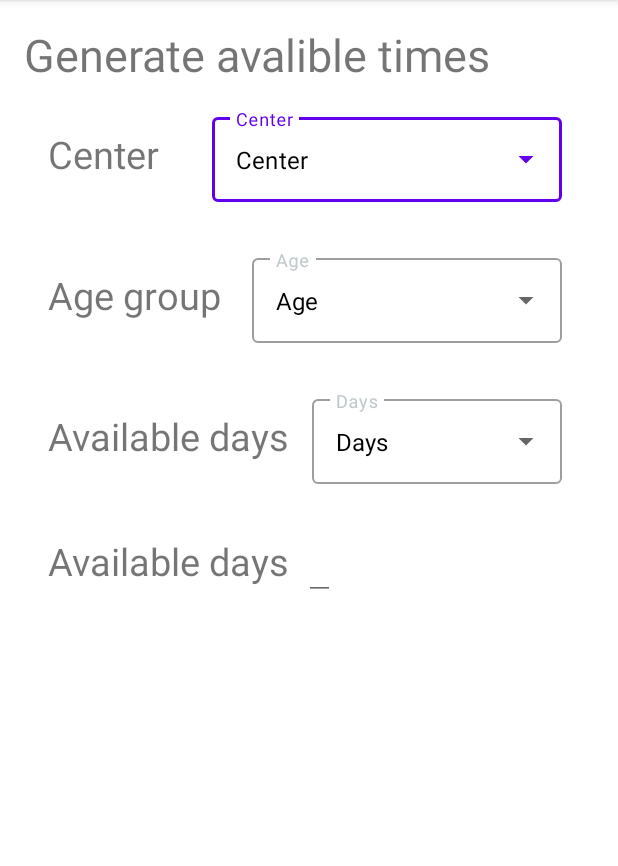
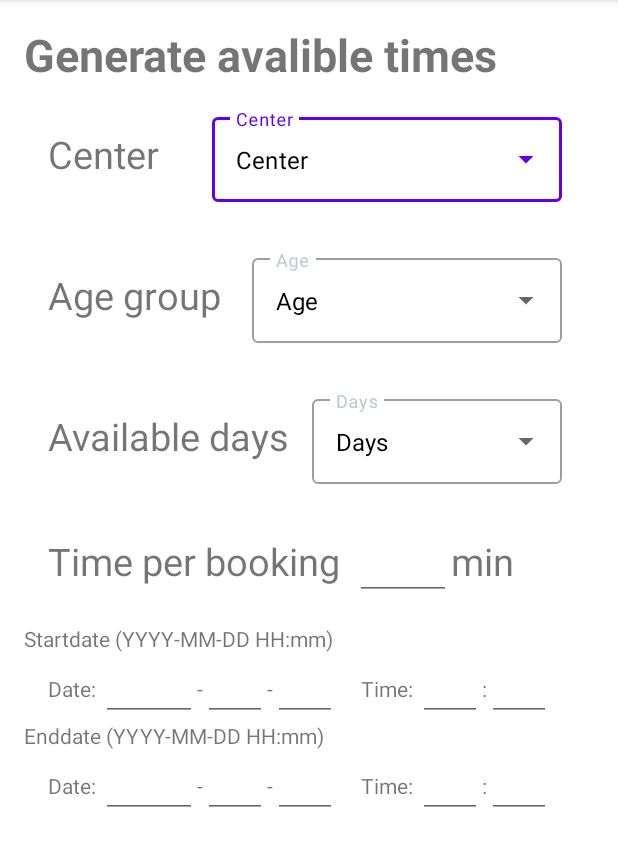
Before and after one commit to oliviahedlund/COVID, an Android app: the AdminBookingRange screen opened directly, with no data from a screen before it, on a phone screen of 412 x 824 dp, the part 84-950 px from its top. Run offline under Robolectric (Android 15) with nearby library versions, the phone set to English and light mode, and no system bars; 1 statement that could not run was skipped.

Commit message:
layout v.2

```diff
--- a/app/src/main/res/layout/fragment_admin_booking_range.xml
+++ b/app/src/main/res/layout/fragment_admin_booking_range.xml
@@ -11,7 +11,8 @@
         android:layout_width="match_parent"
         android:layout_height="wrap_content"
         android:text="@string/generate"
-        android:textSize="30sp"/>
+        android:textSize="30sp"
+        android:textStyle="bold"/>
 
     <LinearLayout
         android:layout_width="match_parent"
@@ -123,13 +124,181 @@
             android:layout_width="wrap_content"
             android:layout_height="wrap_content"
             android:paddingRight="10sp"
-            android:text="@string/chooseDays"
+            android:text="@string/chooseAppointmentLength"
             android:textSize="25sp" />
+
+
+        <EditText
+            android:id="@+id/editTextNumber2"
+            android:layout_width="wrap_content"
+            android:layout_height="wrap_content"
+            android:ems="3"
+            android:inputType="number" />
+
+        <TextView
+            android:layout_width="wrap_content"
+            android:layout_height="wrap_content"
+            android:text="min"
+            android:textSize="25sp"/>
+
+    </LinearLayout>
+
+
+    <TextView
+        android:id="@+id/textView29"
+        android:layout_width="match_parent"
+        android:layout_height="wrap_content"
+        android:text="Startdate (YYYY-MM-DD HH:mm)" />
+
+
+    <LinearLayout
+        android:layout_width="match_parent"
+        android:layout_height="wrap_content"
+        android:orientation="horizontal">
+
+        <TextView
+            android:id="@+id/textView28"
+            android:layout_width="wrap_content"
+            android:layout_height="wrap_content"
+            android:paddingLeft="16dp"
+            android:text="Date: " />
+
+        <EditText
+            android:id="@+id/editTextDate5"
+            android:layout_width="wrap_content"
+            android:layout_height="wrap_content"
+            android:ems="3"
+            android:gravity="center"
+            android:inputType="date" />
+
+        <TextView
+            android:id="@+id/textView24"
+            android:layout_width="wrap_content"
+            android:layout_height="wrap_content"
+            android:text="-" />
+
+        <EditText
+            android:id="@+id/editTextDate6"
+            android:layout_width="wrap_content"
+            android:layout_height="wrap_content"
+            android:ems="2"
+            android:gravity="center"
+            android:inputType="date" />
+        <TextView
+            android:id="@+id/textView25"
+            android:layout_width="wrap_content"
+            android:layout_height="wrap_content"
+            android:text="-" />
+
+        <EditText
+            android:id="@+id/editTextDate7"
+            android:layout_width="wrap_content"
+            android:layout_height="wrap_content"
+            android:ems="2"
+            android:gravity="center"
+            android:inputType="date" />
+
+        <TextView
+            android:id="@+id/textView26"
+            android:layout_width="wrap_content"
+            android:layout_height="wrap_content"
+            android:paddingLeft="16dp"
+            android:text="Time: " />
+
+        <EditText
+            android:id="@+id/editTextTime4"
+            android:layout_width="wrap_content"
+            android:layout_height="wrap_content"
+            android:ems="2"
+            android:gravity="center"
+            android:inputType="time" />
+
+        <TextView
+            android:id="@+id/textView27"
+            android:layout_width="wrap_content"
+            android:layout_height="wrap_content"
+            android:text=":" />
+
+        <EditText
+            android:id="@+id/editTextTime3"
+            android:layout_width="wrap_content"
+            android:layout_height="wrap_content"
+            android:ems="2"
+            android:gravity="center"
+            android:inputType="time" />
+    </LinearLayout>
+
+    <TextView
+        android:layout_width="match_parent"
+        android:layout_height="wrap_content"
+        android:text="Enddate (YYYY-MM-DD HH:mm)" />
+
+
+    <LinearLayout
+        android:layout_width="match_parent"
+        android:layout_height="wrap_content"
+        android:orientation="horizontal">
+
+        <TextView
+            android:layout_width="wrap_content"
+            android:layout_height="wrap_content"
+            android:paddingLeft="16dp"
+            android:text="Date: " />
 
         <EditText
             android:layout_width="wrap_content"
-            android:layout_height="wrap_content"/>
+            android:layout_height="wrap_content"
+            android:ems="3"
+            android:gravity="center"
+            android:inputType="date" />
 
+        <TextView
+            android:layout_width="wrap_content"
+            android:layout_height="wrap_content"
+            android:text="-" />
+
+        <EditText
+            android:layout_width="wrap_content"
+            android:layout_height="wrap_content"
+            android:ems="2"
+            android:gravity="center"
+            android:inputType="date" />
+        <TextView
+            android:layout_width="wrap_content"
+            android:layout_height="wrap_content"
+            android:text="-" />
+
+        <EditText
+            android:layout_width="wrap_content"
+            android:layout_height="wrap_content"
+            android:ems="2"
+            android:gravity="center"
+            android:inputType="date" />
+
+        <TextView
+            android:layout_width="wrap_content"
+            android:layout_height="wrap_content"
+            android:paddingLeft="16dp"
+            android:text="Time: " />
+
+        <EditText
+            android:layout_width="wrap_content"
+            android:layout_height="wrap_content"
+            android:ems="2"
+            android:gravity="center"
+            android:inputType="time" />
+
+        <TextView
+            android:layout_width="wrap_content"
+            android:layout_height="wrap_content"
+            android:text=":" />
+
+        <EditText
+            android:layout_width="wrap_content"
+            android:layout_height="wrap_content"
+            android:ems="2"
+            android:gravity="center"
+            android:inputType="time" />
     </LinearLayout>
 
 </LinearLayout>
--- a/app/src/main/res/values/strings.xml
+++ b/app/src/main/res/values/strings.xml
@@ -25,6 +25,7 @@
     <string name="age">Age</string>
     <string name="chooseDays">Available days</string>
     <string name="days">Days</string>
+    <string name="chooseAppointmentLength">Time per booking</string>
 
 
     //registerActivity
```
Also changed, not shown: 1 other file.
